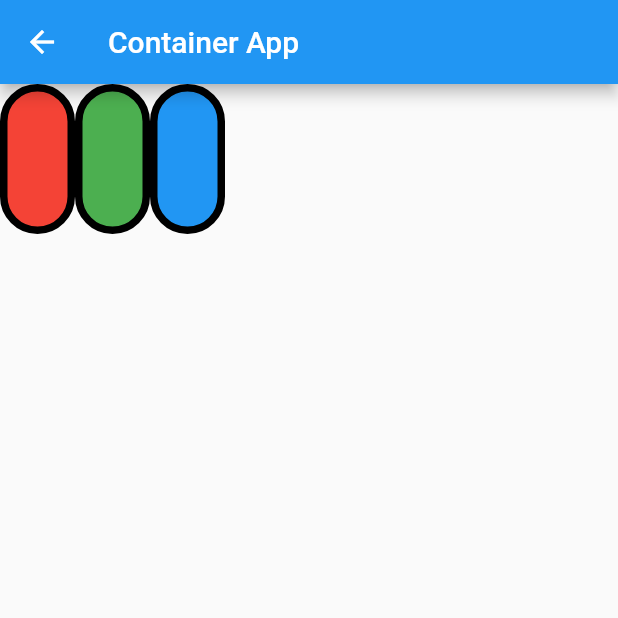
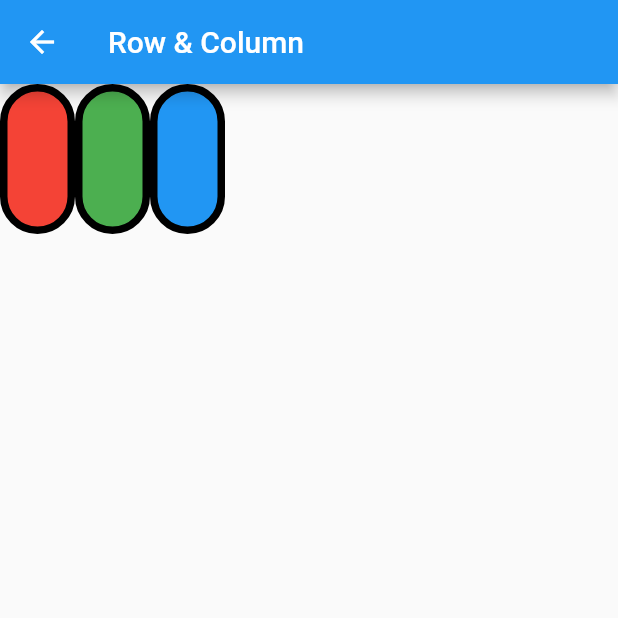
Before and after one commit to SangWook16074/flutter_study, a Flutter app: the screen it shows after launch, after a tap on "3. Row & Column", on a phone screen of 412 x 824 dp, the top half of it. Run offline on Flutter 3.47's test engine with Material 2 defaults, Android fonts, the phone set to English and light mode, and no system bars.

Commit message:
2023년2월15일 블로그용 자료 포스팅 종료

```diff
--- a/lib/src/app.dart
+++ b/lib/src/app.dart
@@ -1,6 +1,7 @@
 import 'package:blog_example/src/pages/bottoma_nav/bottom_nav.dart';
 import 'package:blog_example/src/pages/container.dart';
 import 'package:blog_example/src/pages/row_column.dart';
+import 'package:blog_example/src/pages/text_field.dart';
 import 'package:flutter/material.dart';
 
 class App extends StatefulWidget {
@@ -22,6 +23,7 @@ class _AppState extends State<App> {
           _buildItems('1. bottomNavigationBar', BottomNav()),
           _buildItems('2. Container', ContainerPage()),
           _buildItems('3. Row & Column', RowColumn()),
+          _buildItems('4. TextField', TextFieldPage()),
         ],
       ),
     );
--- a/lib/src/pages/row_column.dart
+++ b/lib/src/pages/row_column.dart
@@ -12,7 +12,7 @@ class _RowColumnState extends State<RowColumn> {
   Widget build(BuildContext context) {
     return Scaffold(
       appBar: AppBar(
-        title: Text('Container App'),
+        title: Text('Row & Column'),
       ),
       body: Row(
         children: [
```
Also changed, not shown: lib/src/pages/text_field.dart (added, +15 -0 lines).
